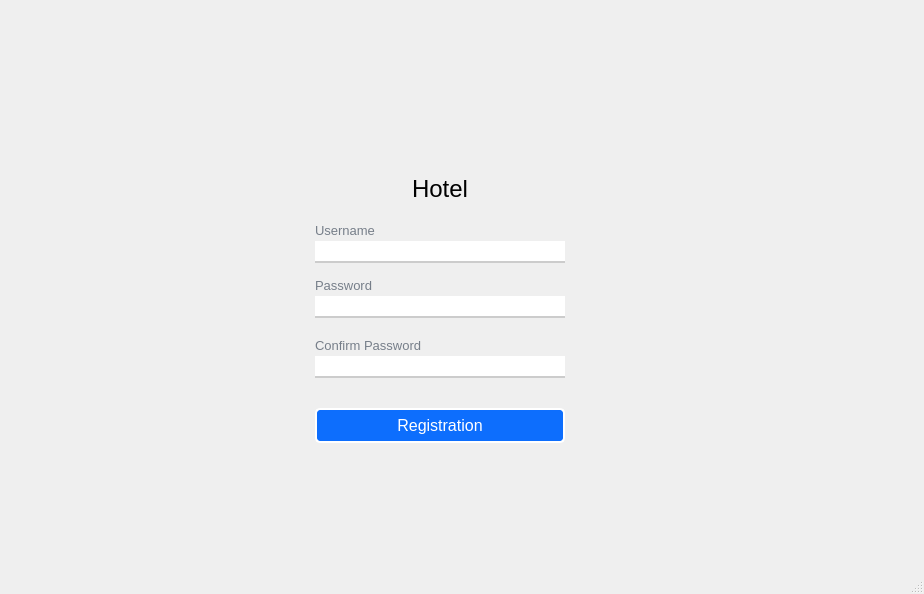
Above: design/registration.ui from Ruha24/HotelQt before the change. Below: the same form after it.
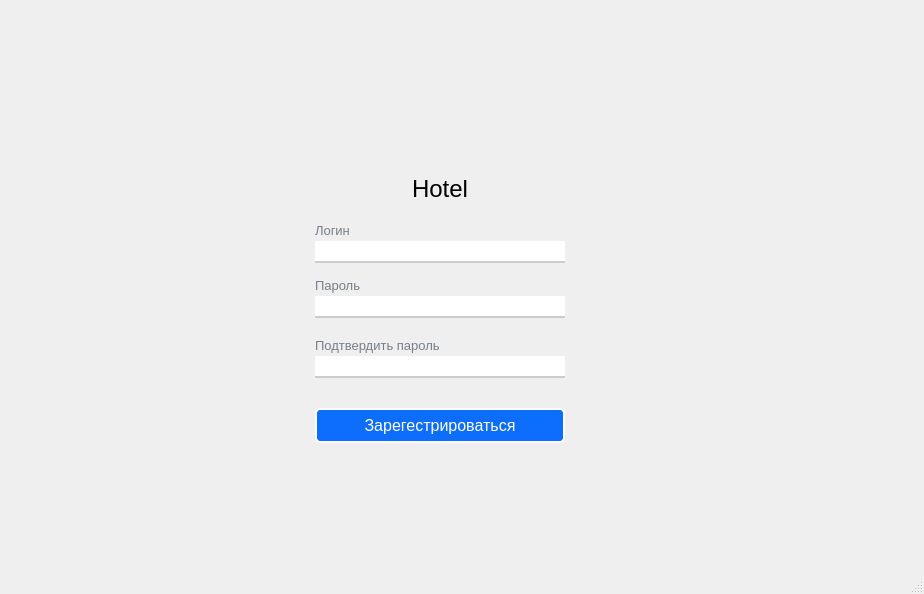
That is the form after the change.

```diff
--- a/design/registration.ui
+++ b/design/registration.ui
@@ -157,7 +157,7 @@
               </font>
              </property>
              <property name="text">
-              <string>Username</string>
+              <string>Логин</string>
              </property>
             </widget>
            </item>
@@ -194,7 +194,7 @@
               </font>
              </property>
              <property name="text">
-              <string>Password</string>
+              <string>Пароль</string>
              </property>
             </widget>
            </item>
@@ -235,7 +235,7 @@
             </font>
            </property>
            <property name="text">
-            <string>Confirm Password</string>
+            <string>Подтвердить пароль</string>
            </property>
           </widget>
          </item>
@@ -267,7 +267,7 @@
           </font>
          </property>
          <property name="text">
-          <string>Registration</string>
+          <string>Зарегестрироваться</string>
          </property>
         </widget>
        </item>
```
Left out of the diff: 52 changed lines with no effect on the pictures.
